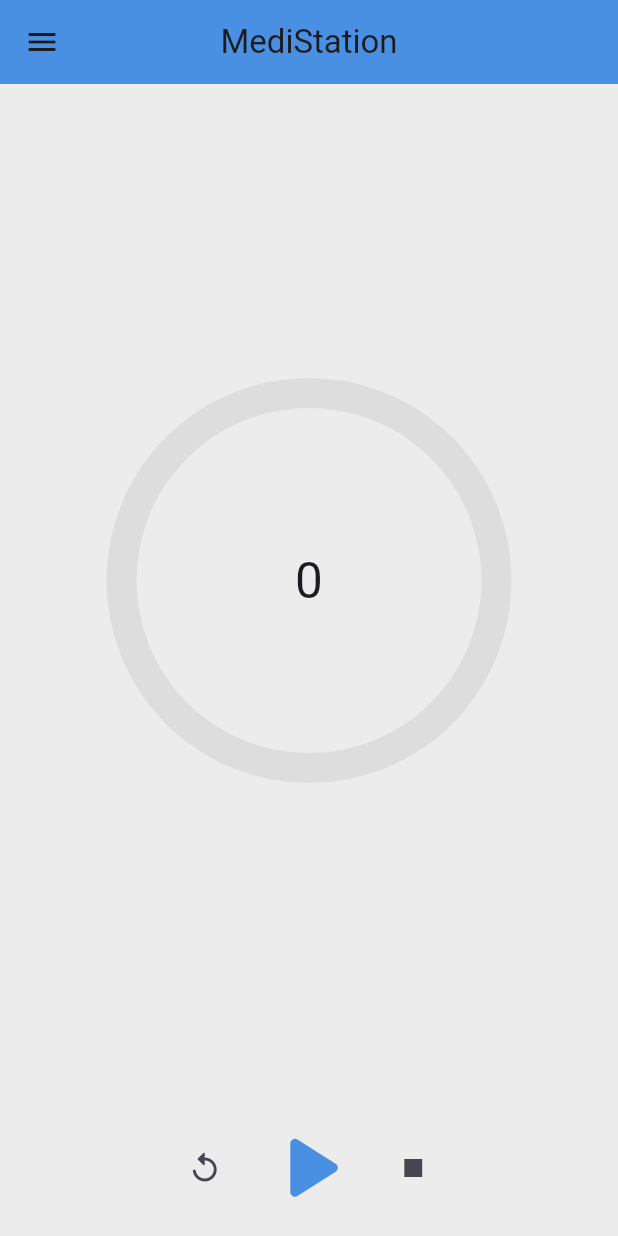
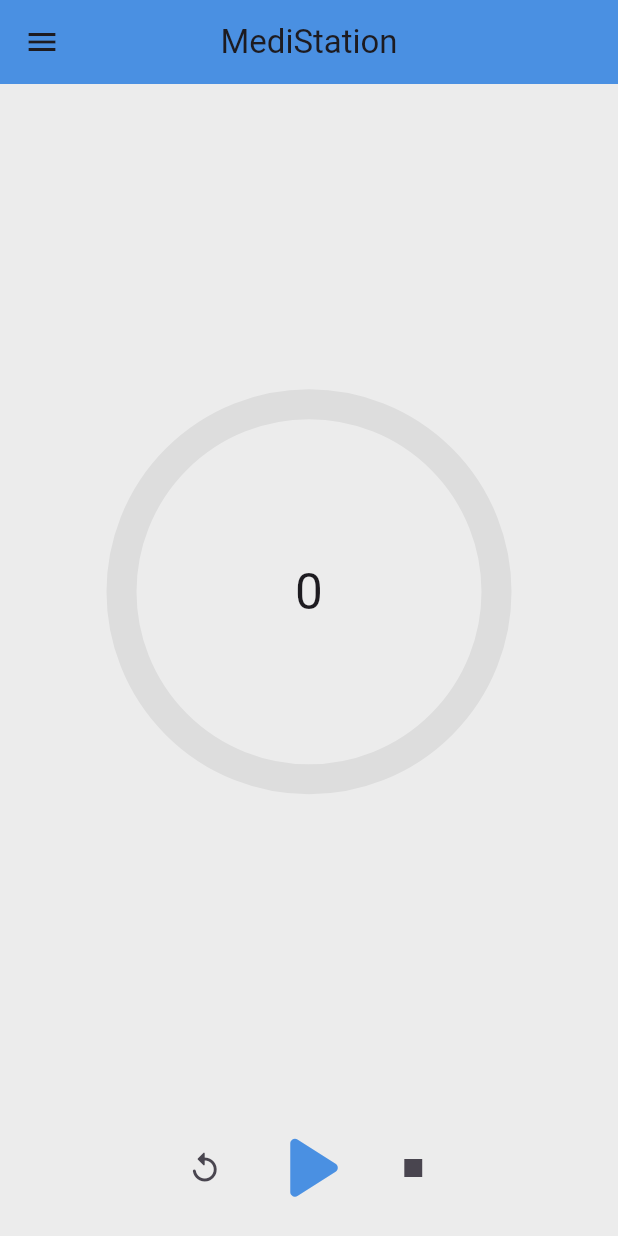
Before and after one commit to DavidGomes7/medistation, a Flutter app: the screen it shows after launch, on a phone screen of 412 x 824 dp. Run offline on Flutter 3.47's test engine with Material 3 defaults, Android fonts, the phone set to English and light mode, and no system bars; drawn by our look-alikes of circular_countdown_timer; our stand-ins replace bloc, equatable, flutter_bloc, get_it, go_router, just_audio.

Commit message:
Ajuste na home

```diff
--- /dev/null
+++ b/lib/modules/home/components/home_count_down_timer.dart
@@ -0,0 +1,26 @@
+import 'package:circular_countdown_timer/circular_countdown_timer.dart';
+import 'package:flutter/material.dart';
+
+import '../../../theme/theme.dart';
+
+class HomeCountDownTimer extends StatelessWidget {
+  const HomeCountDownTimer({super.key, required this.controller});
+
+  final CountDownController controller;
+
+  @override
+  Widget build(BuildContext context) {
+    return CircularCountDownTimer(
+      controller: controller,
+      autoStart: false,
+      width: 250,
+      height: 250,
+      duration: 172,
+      strokeWidth: 20,
+      strokeCap: StrokeCap.round,
+      textStyle: const TextStyle(fontSize: 33),
+      fillColor: MediColors.primary,
+      ringColor: MediColors.textPrimary.withOpacity(0.08),
+    );
+  }
+}
--- a/lib/modules/home/components/home_template.dart
+++ b/lib/modules/home/components/home_template.dart
@@ -1,4 +1,3 @@
-import 'package:circular_countdown_timer/circular_countdown_timer.dart';
 import 'package:flutter/material.dart';
 import 'package:flutter_bloc/flutter_bloc.dart';
 
@@ -6,6 +5,7 @@ import '../../../theme/theme.dart';
 import '../../modules.dart';
 import '../controller/home_state.dart';
 import 'components.dart';
+import 'home_count_down_timer.dart';
 
 class HomeTemplate extends StatelessWidget {
   const HomeTemplate({super.key, required this.controller});
@@ -21,22 +21,8 @@ class HomeTemplate extends StatelessWidget {
         backgroundColor: MediColors.primary,
       ),
       drawer: const MediDrawer(),
-      body: ListView(
-        children: [
-          SizedBox(height: MediaQuery.of(context).size.height / 4),
-          CircularCountDownTimer(
-            controller: controller.countDownController,
-            autoStart: false,
-            width: 250,
-            height: 250,
-            duration: 172,
-            strokeWidth: 20,
-            strokeCap: StrokeCap.round,
-            textStyle: const TextStyle(fontSize: 33),
-            fillColor: MediColors.primary,
-            ringColor: MediColors.textPrimary.withOpacity(0.08),
-          ),
-        ],
+      body: Center(
+        child: HomeCountDownTimer(controller: controller.countDownController),
       ),
       bottomNavigationBar: Row(
         mainAxisAlignment: MainAxisAlignment.center,
--- a/lib/theme/medi_theme_data.dart
+++ b/lib/theme/medi_theme_data.dart
@@ -10,9 +10,10 @@ class MediThemeData {
 
 class _MediTheme {
   static ThemeData get mediTheme => ThemeData(
-      scaffoldBackgroundColor: MediColors.background,
-      appBarTheme: const AppBarTheme(
-        color: MediColors.background,
-      ),
-      drawerTheme: DrawerThemeData(backgroundColor: MediColors.background));
+        scaffoldBackgroundColor: MediColors.background,
+        appBarTheme: const AppBarTheme(
+          color: MediColors.background,
+        ),
+        drawerTheme: const DrawerThemeData(backgroundColor: MediColors.background),
+      );
 }
--- a/pubspec.yaml
+++ b/pubspec.yaml
@@ -27,5 +27,5 @@ dev_dependencies:
 flutter:
   uses-material-design: true
   assets:
+    - assets/icons/
     - assets/images/
-    - assets/icons/
```
